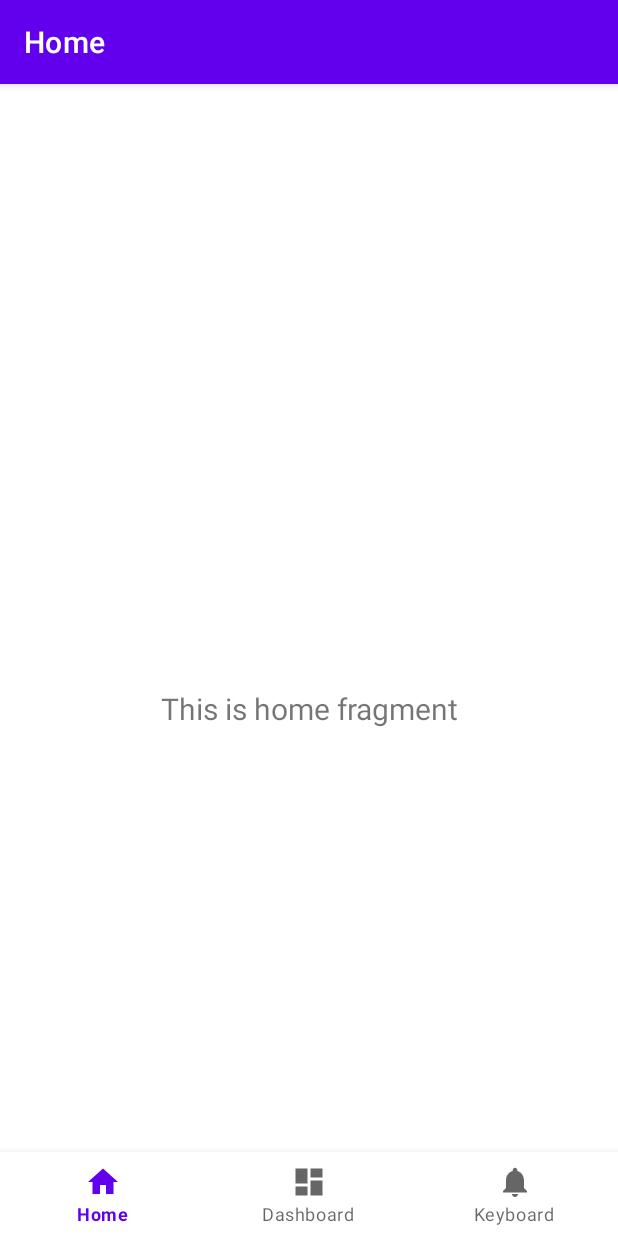
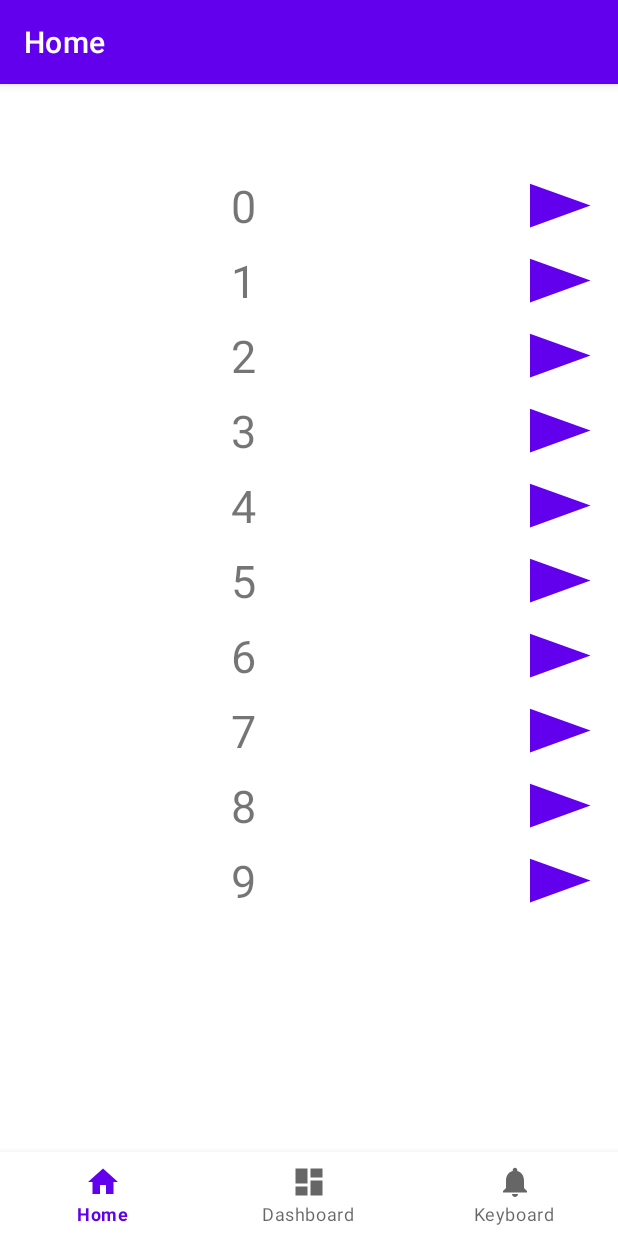
Before and after one commit to Bighsueh/MusicalKeyboard, an Android app: the screen it shows after launch (MainActivity), on a phone screen of 412 x 824 dp. Run offline under Robolectric (Android 15) with nearby library versions, the light colour scheme and no system bars; our stand-ins replace navigation-ui.

Commit message:
recyclerView base

```diff
--- a/app/src/main/java/tw/edu/nfu/gm/hsueh/musicalkeyboard/ui/home/HomeFragment.java
+++ b/app/src/main/java/tw/edu/nfu/gm/hsueh/musicalkeyboard/ui/home/HomeFragment.java
@@ -7,29 +7,103 @@ import android.view.ViewGroup;
 import android.widget.TextView;
 
 import androidx.annotation.NonNull;
-import androidx.annotation.Nullable;
 import androidx.fragment.app.Fragment;
-import androidx.lifecycle.Observer;
-import androidx.lifecycle.ViewModelProvider;
+import androidx.recyclerview.widget.LinearLayoutManager;
+import androidx.recyclerview.widget.RecyclerView;
+
+import java.util.LinkedList;
+import java.util.List;
 
 import tw.edu.nfu.gm.hsueh.musicalkeyboard.R;
 
+class Data{
+    int id;
+    String name;
+    String melody;
+    public Data(int i,String n,String m){
+        id = i;
+        name = n;
+        melody = m;
+    }
+}
 public class HomeFragment extends Fragment {
 
     private HomeViewModel homeViewModel;
 
+    private RecyclerView rcv_music;
+    private RecyclerView.LayoutManager mLayoutManager;
+    private RecyclerView.Adapter mAdapter;
+
+
+    private LinkedList<Data> testData = new LinkedList<Data>() {
+    };
+
     public View onCreateView(@NonNull LayoutInflater inflater,
                              ViewGroup container, Bundle savedInstanceState) {
-        homeViewModel =
-                new ViewModelProvider(this).get(HomeViewModel.class);
+
+        cData();
         View root = inflater.inflate(R.layout.fragment_home, container, false);
-        final TextView textView = root.findViewById(R.id.text_home);
-        homeViewModel.getText().observe(getViewLifecycleOwner(), new Observer<String>() {
-            @Override
-            public void onChanged(@Nullable String s) {
-                textView.setText(s);
-            }
-        });
+        rcv_music = root.findViewById(R.id.rcv_music);
+        rcv_music.setHasFixedSize(true);
+
+        mLayoutManager = new LinearLayoutManager(root.getContext());
+        rcv_music.setLayoutManager(mLayoutManager);
+
+        mAdapter = new MyAdapter();
+        rcv_music.setAdapter(mAdapter);
+
+
+
+
+
         return root;
     }
+    private void cData(){
+        testData = new LinkedList<>();
+        for(int i=0;i<10;i++){
+            Data d = new Data(i,String.valueOf(Math.random()),String.valueOf(Math.random()));
+            testData.add(d);
+        }
+    }
+
+    private class MyAdapter extends RecyclerView.Adapter<MyAdapter.MyViewHolder> {
+
+
+
+        public class MyViewHolder extends RecyclerView.ViewHolder {
+            public View itemView;
+            public TextView name;
+            public MyViewHolder(@NonNull View v) {
+                super(v);
+                itemView = v;
+                name = itemView.findViewById(R.id.tv_musicname);
+
+            }
+        }
+        @NonNull
+        @Override
+        public MyAdapter.MyViewHolder onCreateViewHolder(@NonNull ViewGroup parent, int viewType) {
+
+            View item_music = LayoutInflater.from(parent.getContext())
+                    .inflate(R.layout.row_music,parent,false);
+
+            MyViewHolder item = new MyViewHolder(item_music);
+
+            return item;
+        }
+
+        @Override
+        public void onBindViewHolder(@NonNull MyAdapter.MyViewHolder holder, int position) {
+            holder.name.setText(String.valueOf(testData.get(position).id));
+        }
+
+        @Override
+        public int getItemCount() {
+            return testData.size();
+        }
+
+
+
+    }
+
 }
--- /dev/null
+++ b/app/src/main/res/drawable/ic_baseline_delete_24.xml
@@ -0,0 +1,10 @@
+<vector xmlns:android="http://schemas.android.com/apk/res/android"
+    android:width="24dp"
+    android:height="24dp"
+    android:viewportWidth="24"
+    android:viewportHeight="24"
+    android:tint="?attr/colorControlNormal">
+  <path
+      android:fillColor="@android:color/white"
+      android:pathData="M6,19c0,1.1 0.9,2 2,2h8c1.1,0 2,-0.9 2,-2V7H6v12zM19,4h-3.5l-1,-1h-5l-1,1H5v2h14V4z"/>
+</vector>
--- /dev/null
+++ b/app/src/main/res/drawable/ic_baseline_play_arrow_24.xml
@@ -0,0 +1,10 @@
+<vector xmlns:android="http://schemas.android.com/apk/res/android"
+    android:width="24dp"
+    android:height="24dp"
+    android:viewportWidth="24"
+    android:viewportHeight="24"
+    android:tint="?attr/colorControlNormal">
+  <path
+      android:fillColor="@android:color/white"
+      android:pathData="M8,5v14l11,-7z"/>
+</vector>
--- a/app/src/main/res/layout/fragment_home.xml
+++ b/app/src/main/res/layout/fragment_home.xml
@@ -1,22 +1,18 @@
 <?xml version="1.0" encoding="utf-8"?>
-<androidx.constraintlayout.widget.ConstraintLayout xmlns:android="http://schemas.android.com/apk/res/android"
+<androidx.appcompat.widget.LinearLayoutCompat xmlns:android="http://schemas.android.com/apk/res/android"
     xmlns:app="http://schemas.android.com/apk/res-auto"
     xmlns:tools="http://schemas.android.com/tools"
     android:layout_width="match_parent"
     android:layout_height="match_parent"
-    tools:context=".ui.home.HomeFragment">
+    tools:context=".ui.home.HomeFragment"
+    >
 
-    <TextView
-        android:id="@+id/text_home"
+    <androidx.recyclerview.widget.RecyclerView
         android:layout_width="match_parent"
-        android:layout_height="wrap_content"
-        android:layout_marginStart="8dp"
-        android:layout_marginTop="8dp"
-        android:layout_marginEnd="8dp"
-        android:textAlignment="center"
-        android:textSize="20sp"
-        app:layout_constraintBottom_toBottomOf="parent"
-        app:layout_constraintEnd_toEndOf="parent"
-        app:layout_constraintStart_toStartOf="parent"
-        app:layout_constraintTop_toTopOf="parent" />
-</androidx.constraintlayout.widget.ConstraintLayout>
+        android:layout_height="match_parent"
+        android:id="@+id/rcv_music"/>
+
+
+
+
+</androidx.appcompat.widget.LinearLayoutCompat>
--- /dev/null
+++ b/app/src/main/res/layout/row_music.xml
@@ -0,0 +1,27 @@
+<?xml version="1.0" encoding="utf-8"?>
+<androidx.appcompat.widget.LinearLayoutCompat xmlns:android="http://schemas.android.com/apk/res/android"
+    android:layout_width="match_parent"
+    android:layout_height="50dp"
+    android:orientation="horizontal"
+    android:id="@+id/items_music">
+
+    <TextView
+        android:layout_width="wrap_content"
+        android:layout_height="match_parent"
+        android:text="123"
+        android:textSize="30dp"
+        android:id="@+id/tv_musicname"
+        android:layout_weight="1"
+        android:gravity="center"/>
+    <Button
+        android:layout_width="wrap_content"
+        android:layout_height="match_parent"
+        android:background="@drawable/ic_baseline_play_arrow_24"
+        android:id="@+id/btn_musicplay"/>
+
+
+
+
+
+
+</androidx.appcompat.widget.LinearLayoutCompat>
```
